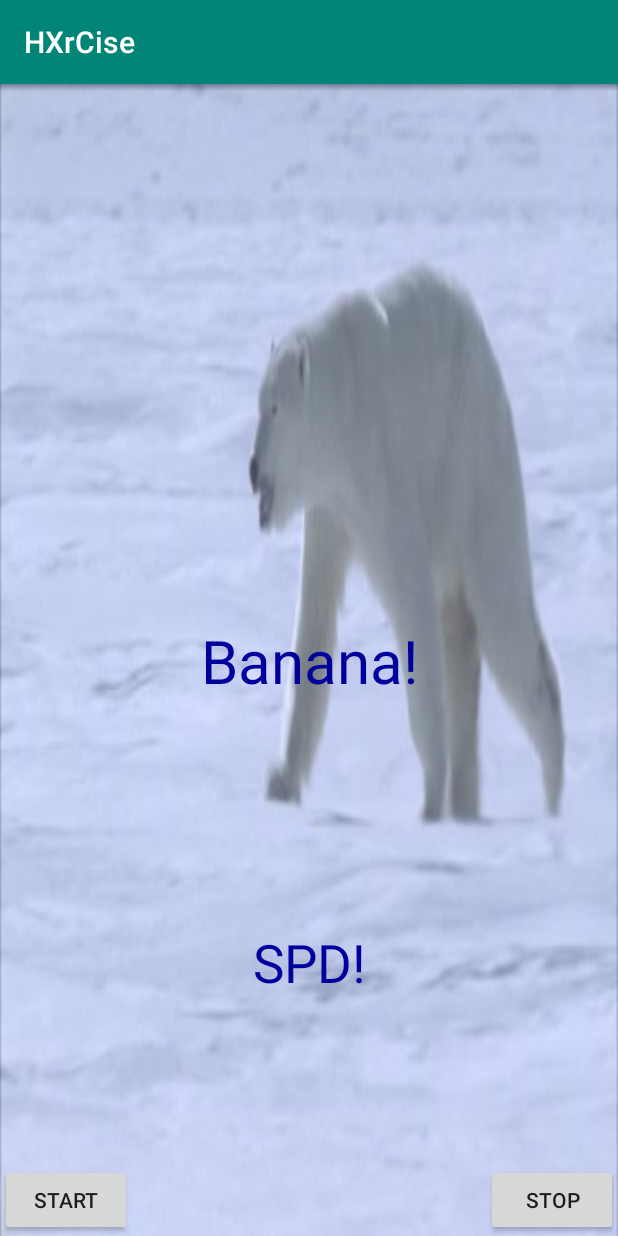
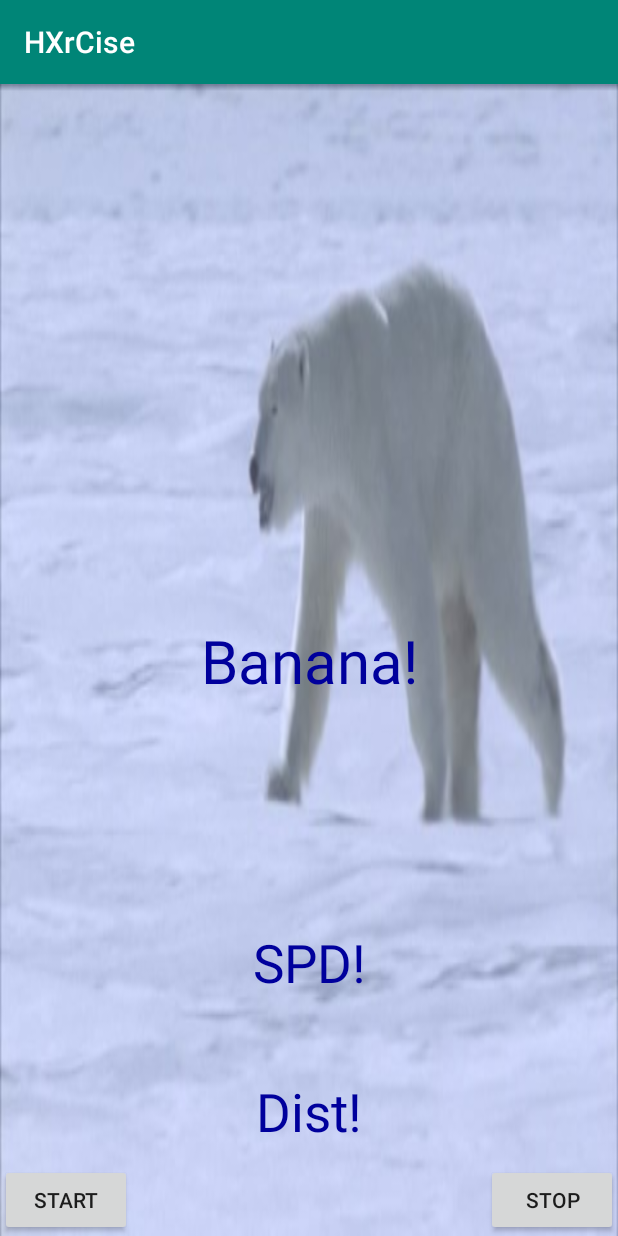
Before and after one commit to JSDeWolfe/HXrCise, an Android app: the screen it shows after launch (MainActivity), on a phone screen of 412 x 824 dp. Run offline under Robolectric (Android 15) with nearby library versions, the phone set to English and light mode, and no system bars.

```diff
--- a/app/src/main/AndroidManifest.xml
+++ b/app/src/main/AndroidManifest.xml
@@ -20,4 +20,5 @@
     <uses-permission android:name="android.permission.BLUETOOTH" />
     <uses-permission android:name="android.permission.BLUETOOTH_ADMIN" />
     <uses-permission android:name="android.permission.INTERNET" />
+    <uses-permission android:name="android.permission.ACCESS_COARSE_LOCATION" />
 </manifest>
--- a/app/src/main/java/com/type12clarity/hxrcise/hxrcise/MainActivity.java
+++ b/app/src/main/java/com/type12clarity/hxrcise/hxrcise/MainActivity.java
@@ -21,6 +21,7 @@ import android.view.View.OnClickListener;
 import android.widget.*;
 import zephyr.android.HxMBT.*;
 import com.type12clarity.hxrcise.hxrcise.Services.BTService;
+import com.type12clarity.hxrcise.hxrcise.Services.DBHandler;
 
 public class MainActivity extends AppCompatActivity {
 
@@ -30,6 +31,8 @@ public class MainActivity extends AppCompatActivity {
     BTService _BTService;
     private final int HEART_RATE = 0x100;
     private final int INSTANT_SPEED = 0x101;
+    private final int DISTANCE = 0x102;
+    private DBHandler dbh;
 
     @Override
     protected void onCreate(Bundle savedInstanceState) {
@@ -41,6 +44,7 @@ public class MainActivity extends AppCompatActivity {
         this.getApplicationContext().registerReceiver(new BTBondReceiver(), filter2);
         TextView tv = (TextView) findViewById(R.id.TVHR);
         Button btnConnect = (Button) findViewById(R.id.ButtonStart);
+        dbh = DBHandler.getInstance(this);
         if (btnConnect != null) {
             btnConnect.setOnClickListener(new OnClickListener() {
                 public void onClick(View v) {
@@ -59,8 +63,6 @@ public class MainActivity extends AppCompatActivity {
 
                             }
                         }
-
-
                     }
 
                     //BhMacID = btDevice.getAddress();
@@ -187,7 +189,12 @@ public class MainActivity extends AppCompatActivity {
                         String InstantSpeedtext = msg.getData().getString("InstantSpeed");
                         tv = /*(EditText)*/findViewById(R.id.TVSpd);
                         if (tv != null)tv.setText(InstantSpeedtext);
+                        break;
 
+                    case DISTANCE:
+                        String Distancetext = msg.getData().getString("Distance");
+                        tv = /*(EditText)*/findViewById(R.id.TVDist);
+                        if (tv != null)tv.setText(Distancetext);
                         break;
 
                 }
--- a/app/src/main/java/com/type12clarity/hxrcise/hxrcise/Services/DBHandler.java
+++ b/app/src/main/java/com/type12clarity/hxrcise/hxrcise/Services/DBHandler.java
@@ -20,6 +20,7 @@ public class DBHandler extends SQLiteOpenHelper{
     private static final String COLUMN_WOID = "woid";
     private static final String COLUMN_DATETIME = "datetime";
     private static final String COLUMN_LENGTH = "length";
+    private static final String COLUMN_DISTANCE = "distance";
 
     private static final String TABLE_SEARCHWORDS = "searchwords";
     private static final String COLUMN_WID = "id";
--- a/app/src/main/res/layout/activity_main.xml
+++ b/app/src/main/res/layout/activity_main.xml
@@ -32,6 +32,19 @@
         app:layout_constraintRight_toRightOf="parent"
         app:layout_constraintTop_toBottomOf="@+id/TVHR" />
 
+    <TextView
+        android:id="@+id/TVDist"
+        android:layout_width="wrap_content"
+        android:layout_height="wrap_content"
+        android:layout_marginBottom="8dp"
+        android:text="Dist!"
+        android:textSize="35dp"
+        android:textColor="#00009C"
+        app:layout_constraintBottom_toBottomOf="parent"
+        app:layout_constraintLeft_toLeftOf="parent"
+        app:layout_constraintRight_toRightOf="parent"
+        app:layout_constraintTop_toBottomOf="@+id/TVSpd" />
+
     <Button
         android:id="@+id/ButtonStart"
         android:layout_width="wrap_content"
```
Also changed, not shown: app/src/main/java/com/type12clarity/hxrcise/hxrcise/Services/BTService.java (+8 -1 lines), app/src/main/java/com/type12clarity/hxrcise/hxrcise/Services/MediaService.java (+47 -1 lines).
